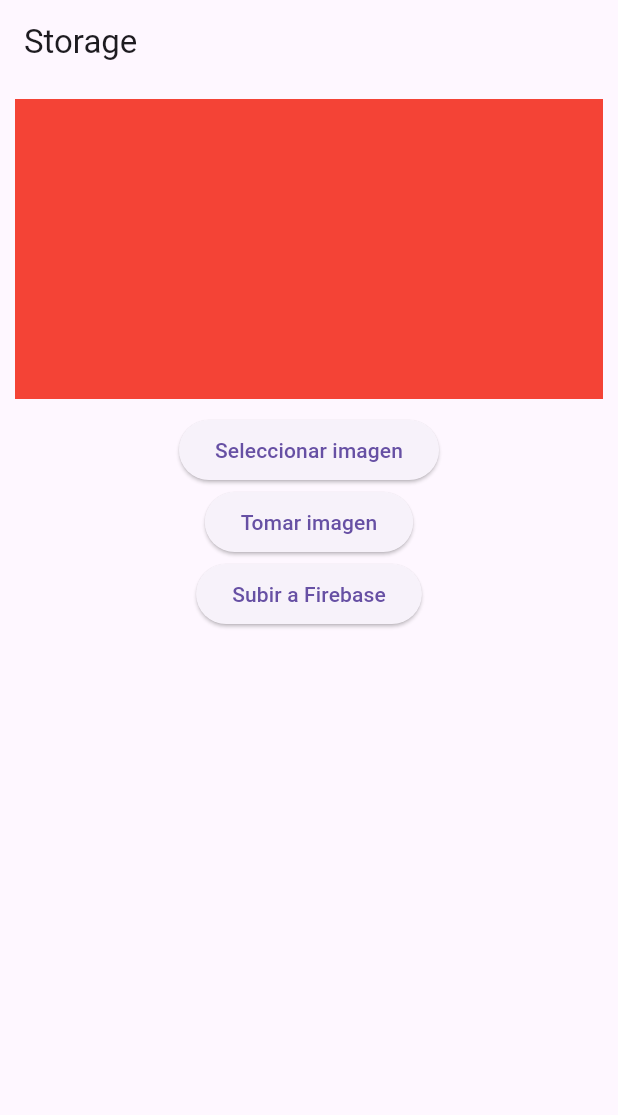
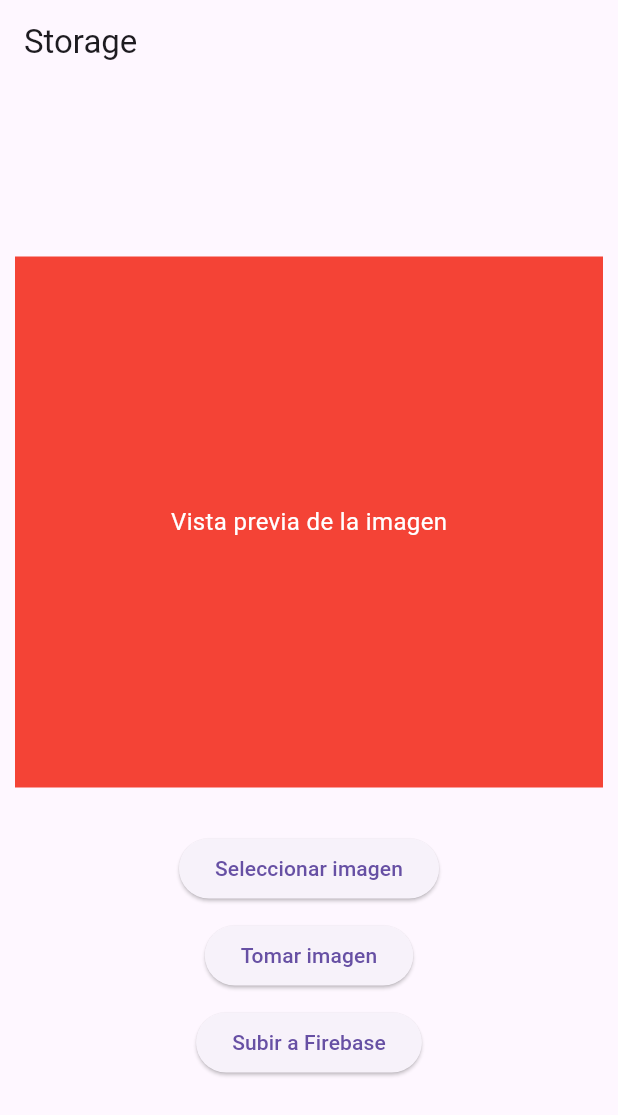
Before and after one commit to Paulesh5/imagenes_flutter, a Flutter app: the screen it shows after launch, after a tap on "Seleccionar imagen", on a phone screen of 412 x 824 dp. Shown: the top 1115 px of the screen. Run offline on Flutter 3.47's test engine with Material 3 defaults, Android fonts, the light colour scheme and no system bars; our stand-ins replace firebase_core, firebase_storage, image_picker; missing offline and left inert: dart:js; accounts and stored records are empty.

Commit message:
Camara Web

```diff
--- a/lib/home_page.dart
+++ b/lib/home_page.dart
@@ -1,13 +1,13 @@
+import 'dart:async';
 import 'dart:typed_data';
 import 'package:flutter/material.dart';
+import 'package:http/http.dart' as http;
 import 'package:imagenes_flutter/services/select_image.dart';
-import 'package:imagenes_flutter/services/take_image.dart';
 import 'services/upload_image.dart';
+import 'dart:js' as js;
 
 class HomePage extends StatefulWidget {
-  const HomePage({
-    super.key,
-  });
+  const HomePage({super.key});
 
   @override
   State<HomePage> createState() => _HomePageState();
@@ -22,47 +22,148 @@ class _HomePageState extends State<HomePage> {
       appBar: AppBar(
         title: const Text('Storage'),
       ),
-      body: Column(
+      body: Center(
+        child: Container(
+          constraints: BoxConstraints(
+            maxWidth: 600, // Max width for the container
+            maxHeight: double.infinity, // Allow the container to grow in height
+          ),
+          child: Column(
+            mainAxisAlignment: MainAxisAlignment.center,
             children: [
-          imagen_to_upload != null ? Image.memory(imagen_to_upload!) :
-          Container(
+              // Display the image if available
+              Expanded(
+                child: imagen_to_upload != null
+                    ? SingleChildScrollView(
+                        child: Container(
+                          constraints: BoxConstraints(
+                            maxHeight: 300, // Max height for the image
+                            maxWidth: double.infinity, // Max width for the image
+                          ),
+                          child: FittedBox(
+                            fit: BoxFit.contain,
+                            child: Image.memory(imagen_to_upload!),
+                          ),
+                        ),
+                      )
+                    : Container(
                         margin: const EdgeInsets.all(10),
                         height: 200,
                         width: double.infinity,
                         color: Colors.red,
+                        child: Center(
+                          child: Text(
+                            'Vista previa de la imagen',
+                            style: TextStyle(color: Colors.white, fontSize: 16),
                           ),
+                        ),
+                      ),
+              ),
+              // Space between image preview and buttons
+              SizedBox(height: 20),
+              // Buttons
+              Flexible(
+                child: Column(
+                  mainAxisSize: MainAxisSize.min,
+                  children: [
                     ElevatedButton(
                       onPressed: () async {
+                        try {
                           final bytes = await getImage();
                           setState(() {
                             imagen_to_upload = bytes;
                           });
-            }, child: const Text("Seleccionar imagen")),
+                        } catch (e) {
+                          print('Error selecting image: $e');
+                          ScaffoldMessenger.of(context).showSnackBar(
+                            SnackBar(content: Text('Error al seleccionar imagen: $e')),
+                          );
+                        }
+                      },
+                      child: const Text("Seleccionar imagen"),
+                    ),
+                    SizedBox(height: 10),
                     ElevatedButton(
                       onPressed: () async {
-              final bytes = await tomarImage();
+                        // Call the function to start the camera stream
+                        try {
+                          js.context.callMethod('getCameraStream');
+                        } catch (e) {
+                          print('Error accessing camera: $e');
+                          ScaffoldMessenger.of(context).showSnackBar(
+                            SnackBar(content: Text('Error al acceder a la cámara: $e')),
+                          );
+                          return;
+                        }
+
+                        // Delay to allow the camera preview to initialize
+                        await Future.delayed(Duration(seconds: 1));
+
+                        try {
+                          final dataUrl = js.context.callMethod('captureImage') as String;
+                          final bytes = await _dataUrlToUint8List(dataUrl);
                           setState(() {
                             imagen_to_upload = bytes;
                           });
-            }, child: const Text("Tomar imagen")),
+                        } catch (e) {
+                          print('Error capturing image: $e');
+                          ScaffoldMessenger.of(context).showSnackBar(
+                            SnackBar(content: Text('Error al capturar imagen: $e')),
+                          );
+                        }
+                      },
+                      child: const Text("Tomar imagen"),
+                    ),
+                    SizedBox(height: 10),
                     ElevatedButton(
                       onPressed: () async {
                         if (imagen_to_upload == null) {
+                          ScaffoldMessenger.of(context).showSnackBar(
+                            SnackBar(content: Text('No hay imagen para subir')),
+                          );
                           return;
                         }
+                        try {
                           final uploaded = await uploadImage(imagen_to_upload!);
                           if (uploaded) {
                             ScaffoldMessenger.of(context).showSnackBar(
-                  SnackBar(content: Text('Imagen subida correctamente'))
+                              SnackBar(content: Text('Imagen subida correctamente')),
                             );
                           } else {
                             ScaffoldMessenger.of(context).showSnackBar(
-                  SnackBar(content: Text('Error al subir la imagen'))
+                              SnackBar(content: Text('Error al subir la imagen')),
                             );
                           }
-            }, child: const Text("Subir a Firebase"))
+                        } catch (e) {
+                          print('Error uploading image: $e');
+                          ScaffoldMessenger.of(context).showSnackBar(
+                            SnackBar(content: Text('Error al subir la imagen: $e')),
+                          );
+                        }
+                      },
+                      child: const Text("Subir a Firebase"),
+                    ),
                   ],
+                ),
+              ),
+            ],
+          ),
+        ),
       ),
     );
   }
+
+  Future<Uint8List> _dataUrlToUint8List(String dataUrl) async {
+    try {
+      final response = await http.get(Uri.parse(dataUrl));
+      if (response.statusCode == 200) {
+        return response.bodyBytes;
+      } else {
+        throw Exception('Failed to load image from data URL');
       }
+    } catch (e) {
+      print('Error converting data URL to Uint8List: $e');
+      throw e;
+    }
+  }
+}
--- a/pubspec.yaml
+++ b/pubspec.yaml
@@ -38,6 +38,7 @@ dependencies:
   image_picker: ^1.1.2
   firebase_core: ^3.2.0
   firebase_storage: ^12.1.1
+
 
 dev_dependencies:
   flutter_test:
```
Also changed, not shown: pubspec.lock, 2 other files. Lines whose indentation alone changed are shown as unchanged.
